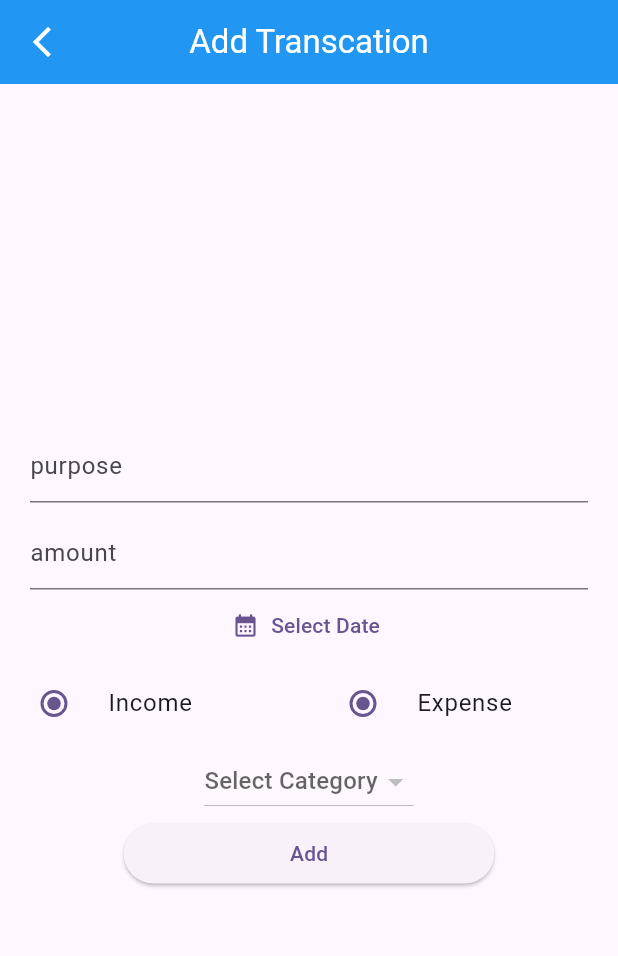
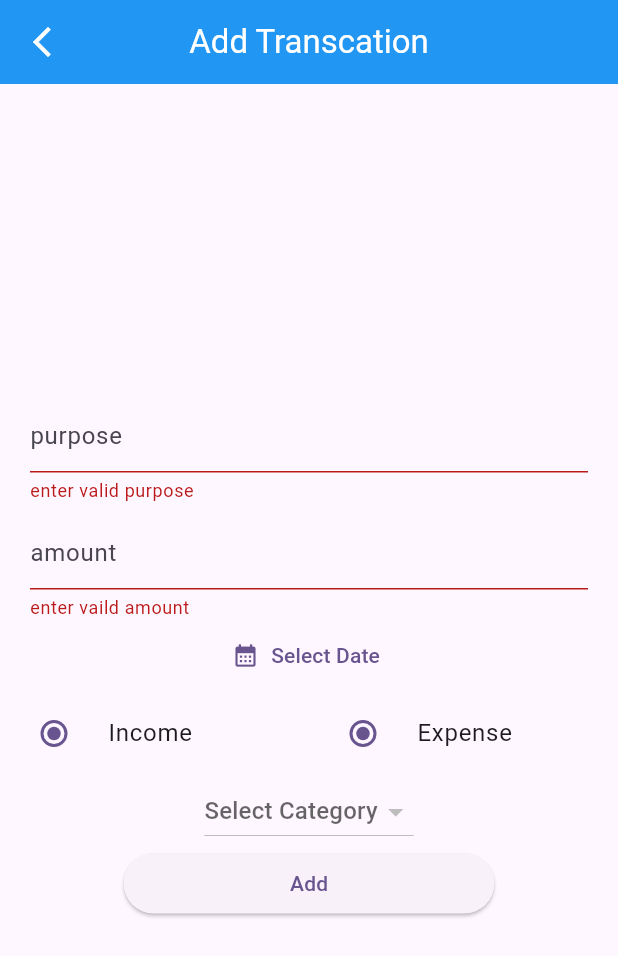
Before and after one commit to arjun2020-py/Personal_Money_Management_App, a Flutter app: the AddTransaction screen opened by its route, after a tap on "Add", on a phone screen of 412 x 824 dp. Shown: the top 956 px of the screen. Run offline on Flutter 3.47's test engine with Material 2 defaults, Android fonts, the light colour scheme and no system bars; our stand-ins replace get, hive, hive_flutter; accounts and stored records are empty.

Commit message:
make some updation in transcation screen

```diff
--- /dev/null
+++ b/lib/function/transaction/transcation_fun.dart
@@ -0,0 +1,36 @@
+import 'package:flutter/material.dart';
+
+import '../../model/categery/categery_model.dart';
+
+final TextEditingController purposeController = TextEditingController(),
+    amountController = TextEditingController();
+final formKey = GlobalKey<FormState>();
+ DateTime? selectDate;
+CategoryType? selectCategoryType;
+CategeryModel? selectedCategoryModel;
+
+// onSelectDate(DateTime selectedDate) {
+
+//   selectDate = selectedDate;
+//   print('choice date${selectDate.value}');
+// }
+
+onSubmitTranscation(BuildContext context) {
+  if (formKey.currentState!.validate()) {
+    purposeController.clear();
+    amountController.clear();
+    Navigator.of(context).pop();
+  }
+}
+
+onPurposeValidation(String value) {
+  if (value.isEmpty) {
+    return 'enter valid purpose';
+  }
+}
+
+onAmountValidation(String value) {
+  if (value.isEmpty) {
+    return 'enter vaild amount';
+  }
+}
--- a/lib/main.dart
+++ b/lib/main.dart
@@ -1,4 +1,5 @@
 import 'package:flutter/material.dart';
+import 'package:get/get.dart';
 import 'package:hive_flutter/hive_flutter.dart';
 import 'package:peronal_money_mangment/model/categery/categery_model.dart';
 import 'package:peronal_money_mangment/screen/add_transaction/add_transation.dart';
@@ -23,7 +24,7 @@ class MyApp extends StatelessWidget {
   // This widget is the root of your application.
   @override
   Widget build(BuildContext context) {
-    return MaterialApp(
+    return GetMaterialApp(
         debugShowCheckedModeBanner: false,
         title: 'Flutter Demo',
         theme: ThemeData(
--- a/lib/screen/add_transaction/add_transation.dart
+++ b/lib/screen/add_transaction/add_transation.dart
@@ -1,11 +1,12 @@
 import 'package:flutter/material.dart';
+import 'package:get/get.dart';
 
+import 'add_transation_controller.dart';
 import 'widget/custom_column.dart';
 
 class AddTransaction extends StatelessWidget {
-  const AddTransaction({super.key});
+  AddTransaction({super.key});
   static const router = 'add_transcation';
-
   @override
   Widget build(BuildContext context) {
     return Scaffold(
@@ -24,7 +25,10 @@ class AddTransaction extends StatelessWidget {
           style: TextStyle(color: Colors.white),
         ),
       ),
-      body: SafeArea(child: CustomColoumWidget()),
+      body: SafeArea(
+          child: CustomColoumWidget(
+
+      )),
     );
   }
 }
--- a/lib/screen/add_transaction/widget/custom_column.dart
+++ b/lib/screen/add_transaction/widget/custom_column.dart
@@ -1,6 +1,8 @@
 import 'package:flutter/material.dart';
 import 'package:peronal_money_mangment/model/categery/categery_model.dart';
 
+import '../../../function/transaction/transcation_fun.dart';
+import '../add_transation_controller.dart';
 import 'custom_date_picker.dart';
 import 'custom_dropdown_widget.dart';
 import 'custom_elev_button.dart';
@@ -8,14 +10,19 @@ import 'custom_radio_button.dart';
 import 'custom_textform_widget.dart';
 
 class CustomColoumWidget extends StatelessWidget {
-  const CustomColoumWidget({super.key});
+  const CustomColoumWidget({super.key,});
 
   @override
   Widget build(BuildContext context) {
-    return Column(
+    return Form(
+          key: formKey,
+          child: Column(
         mainAxisAlignment: MainAxisAlignment.center,
         children: [
           customTextformWidget(
+            validator: (value) => onPurposeValidation(value!),
+
+            controller: purposeController,
             hinttext: 'purpose',
             textInputType: TextInputType.name,
           ),
@@ -23,12 +30,15 @@ class CustomColoumWidget extends StatelessWidget {
             height: 10,
           ),
           customTextformWidget(
+            validator: (value) =>onAmountValidation(value!) ,
+
+            controller: amountController,
             hinttext: 'amount',
             textInputType: TextInputType.number,
           ),
           CustomDatePicker(),
           Row(
-          children: [
+            children: const [
               CustomRadioButton(
                 text: 'Income',
                 type: CategoryType.income,
@@ -39,6 +49,7 @@ class CustomColoumWidget extends StatelessWidget {
           CustomDropdwonWidget(),
           CustomElevButton()
         ],
+      ),
     );
   }
 }
--- a/lib/screen/add_transaction/widget/custom_date_picker.dart
+++ b/lib/screen/add_transaction/widget/custom_date_picker.dart
@@ -1,14 +1,34 @@
 import 'package:flutter/material.dart';
 
-class CustomDatePicker extends StatelessWidget {
-  const CustomDatePicker({super.key});
+import '../../../function/transaction/transcation_fun.dart';
 
+class CustomDatePicker extends StatefulWidget {
+  CustomDatePicker({super.key});
+
+  @override
+  State<CustomDatePicker> createState() => _CustomDatePickerState();
+}
+
+class _CustomDatePickerState extends State<CustomDatePicker> {
   @override
   Widget build(BuildContext context) {
     return TextButton.icon(
       icon: Icon(Icons.calendar_month),
-      onPressed: () {},
-      label: Text('Select Date'),
+      onPressed: () async {
+        final selectedTempDate = await showDatePicker(
+            context: context,
+            initialDate: DateTime.now(),
+            firstDate: DateTime.now().subtract(Duration(days: 30)),
+            lastDate: DateTime.now());
+        if (selectedTempDate == null) {
+          return;
+        } else {
+          setState(() {
+            selectDate = selectedTempDate;
+          });
+        }
+      },
+      label: Text(selectDate == null ? 'Select Date' : selectDate.toString()),
     );
   }
 }
--- a/lib/screen/add_transaction/widget/custom_elev_button.dart
+++ b/lib/screen/add_transaction/widget/custom_elev_button.dart
@@ -1,14 +1,20 @@
 import 'package:flutter/material.dart';
 
+import '../../../function/transaction/transcation_fun.dart';
+
 class CustomElevButton extends StatelessWidget {
-  const CustomElevButton({super.key});
+  const CustomElevButton({super.key,});
+
 
   @override
   Widget build(BuildContext context) {
     return SizedBox(
       width: MediaQuery.sizeOf(context).width * 0.6,
       child: ElevatedButton(
-        onPressed: () {},
+        onPressed: () {
+      onSubmitTranscation(context);
+
+        },
         child: Text('Add'),
       ),
     );
--- a/lib/screen/add_transaction/widget/custom_textform_widget.dart
+++ b/lib/screen/add_transaction/widget/custom_textform_widget.dart
@@ -1,16 +1,30 @@
 import 'package:flutter/material.dart';
 
+import '../add_transation_controller.dart';
+
 class customTextformWidget extends StatelessWidget {
-  const customTextformWidget(
-      {super.key, required this.hinttext, required this.textInputType});
+   customTextformWidget(
+      {super.key,
+      required this.hinttext,
+      required this.textInputType,
+
+      required this.controller,
+      required  this.validator
+      });
   final String hinttext;
   final TextInputType textInputType;
+
+  final TextEditingController controller;
+  String? Function(String?)?validator;
   @override
   Widget build(BuildContext context) {
     return Padding(
       padding: const EdgeInsets.symmetric(horizontal: 20),
       child: TextFormField(
+        validator: validator,
+        controller: controller,
         keyboardType: textInputType,
+        textInputAction: TextInputAction.next,
         decoration: InputDecoration(
           hintText: hinttext,
         ),
--- a/pubspec.yaml
+++ b/pubspec.yaml
@@ -37,6 +37,7 @@ dependencies:
   cupertino_icons: ^1.0.2
   hive: ^2.2.3
   hive_flutter: ^1.1.0
+  get: ^4.6.6
 
 dev_dependencies:
   flutter_test:
```
Also changed, not shown: lib/screen/add_transaction/add_transation_controller.dart (added, +42 -0 lines), pubspec.lock. Lines whose indentation alone changed are shown as unchanged.
